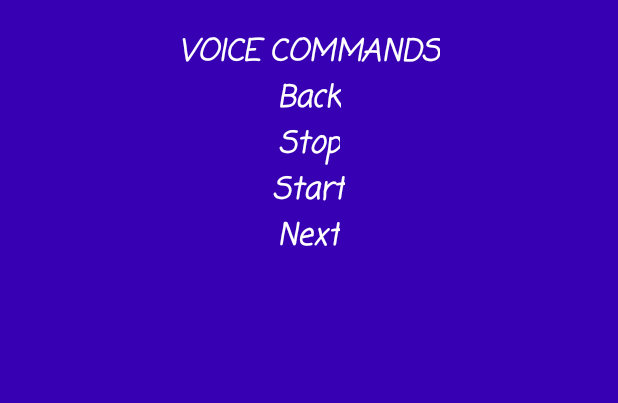
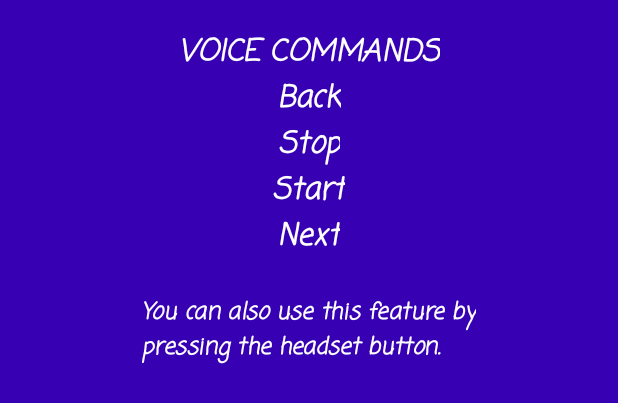
Before and after one commit to onimaskesi/OniMusicPlayer, an Android app: the layout pop_up_info.xml on its own in the app's theme, with its tools: preview values and no code run, on a phone screen of 412 x 824 dp. Shown: the top 403 px of the screen. Run offline under Robolectric (Android 15) with nearby library versions, the phone set to English and light mode, and no system bars.

Commit message:
Voice Command from HeadSet Button Added

```diff
--- a/app/src/main/res/layout/pop_up_info.xml
+++ b/app/src/main/res/layout/pop_up_info.xml
@@ -60,4 +60,14 @@
         android:textStyle="italic|bold"
         android:textColor="@color/white"
         />
+    <TextView
+        android:layout_width="wrap_content"
+        android:layout_height="wrap_content"
+        android:text="\nYou can also use this feature by\npressing the headset button."
+        android:layout_gravity="center"
+        android:textSize="15dp"
+        android:fontFamily="casual"
+        android:textStyle="italic|bold"
+        android:textColor="@color/white"
+        />
 </LinearLayout>
```
Also changed, not shown: app/src/main/java/com/onimaskesi/onimusicplayer/view/SongPlayerActivity.java (+13 -0 lines).
